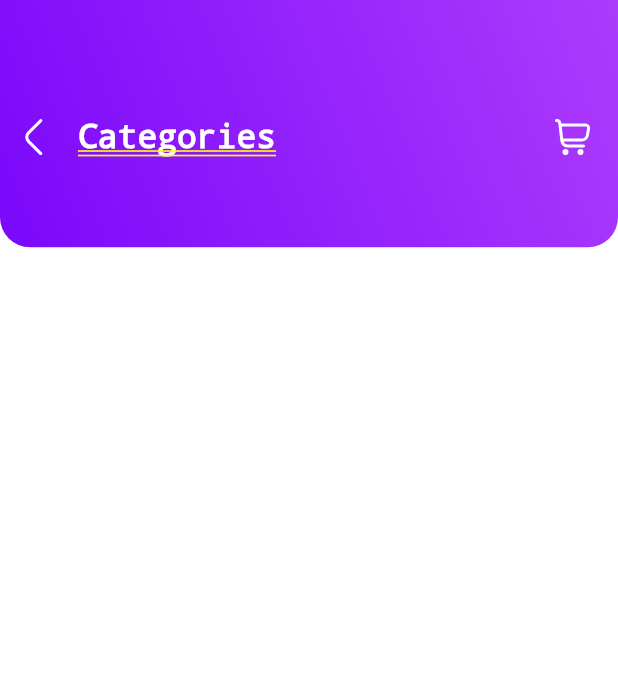
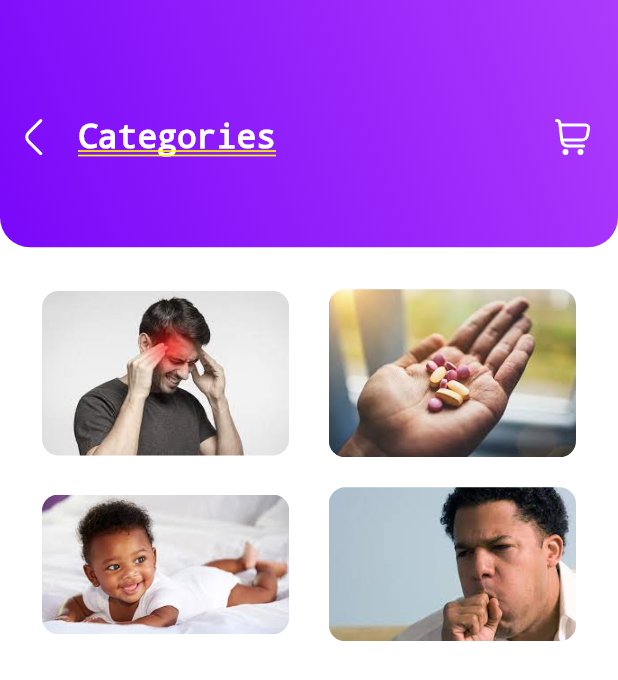
Before and after one commit to George-Onyango/health-repo, a Flutter app: the screen it shows after launch, after a tap on "View All", on a phone screen of 412 x 824 dp. Shown: the top 680 px of the screen. Run offline on Flutter 3.47's test engine with Material 2 defaults, Android fonts, the phone set to English and light mode, and no system bars; our stand-ins replace bloc, flutter_svg.

Commit message:
add images to category screen

```diff
--- a/lib/Screens/categories.dart
+++ b/lib/Screens/categories.dart
@@ -77,9 +77,31 @@ class ItemGroup extends StatelessWidget {
             ),
           ),
         ),
-        Expanded(
-          child: Column(
-            children: [],
+        Padding(
+          padding: const EdgeInsets.only(top: 18.0, left: 18.0, right: 18.0),
+          child: Container(
+            margin: const EdgeInsets.all(10),
+            child: Column(
+              children: [
+                Row(
+                  children: const [
+                    Headache(),
+                    Spacer(),
+                    Suppliments(),
+                  ],
+                ),
+                const SizedBox(
+                  height: 20,
+                ),
+                Row(
+                  children: const [
+                    Infants(),
+                    Spacer(),
+                    Cough(),
+                  ],
+                )
+              ],
+            ),
           ),
         ),
       ],
@@ -92,6 +114,85 @@ class Headache extends StatelessWidget {
 
   @override
   Widget build(BuildContext context) {
-    return Container();
+    Size size = MediaQuery.of(context).size;
+    return SizedBox(
+      width: size.width * 0.4,
+      child: Column(
+        children: [
+          Container(
+            child: ClipRRect(
+              borderRadius: BorderRadius.circular(10.9505),
+              child: Image.asset("images/headache.jpeg"),
+            ),
+          )
+        ],
+      ),
+    );
   }
 }
+
+class Suppliments extends StatelessWidget {
+  const Suppliments({Key? key}) : super(key: key);
+
+  @override
+  Widget build(BuildContext context) {
+    Size size = MediaQuery.of(context).size;
+    return SizedBox(
+      width: size.width * 0.4,
+      child: Column(
+        children: [
+          Container(
+            child: ClipRRect(
+              borderRadius: BorderRadius.circular(10.9505),
+              child: Image.asset("images/suppliments.jpeg"),
+            ),
+          )
+        ],
+      ),
+    );
+  }
+}
+
+class Infants extends StatelessWidget {
+  const Infants({Key? key}) : super(key: key);
+
+  @override
+  Widget build(BuildContext context) {
+    Size size = MediaQuery.of(context).size;
+    return SizedBox(
+      width: size.width * 0.4,
+      child: Column(
+        children: [
+          Container(
+            child: ClipRRect(
+              borderRadius: BorderRadius.circular(10.9505),
+              child: Image.asset("images/infants.jpeg"),
+            ),
+          )
+        ],
+      ),
+    );
+  }
+}
+
+class Cough extends StatelessWidget {
+  const Cough({Key? key}) : super(key: key);
+
+  @override
+  Widget build(BuildContext context) {
+    Size size = MediaQuery.of(context).size;
+    return SizedBox(
+      width: size.width * 0.4,
+      child: Column(
+        children: [
+          Container(
+            child: ClipRRect(
+              borderRadius: BorderRadius.circular(10.9505),
+              child: Image.asset("images/cough.jpeg"),
+            ),
+          )
+        ],
+      ),
+    );
+  }
+}
```
Also changed, not shown: images/suppliments.jpeg.
